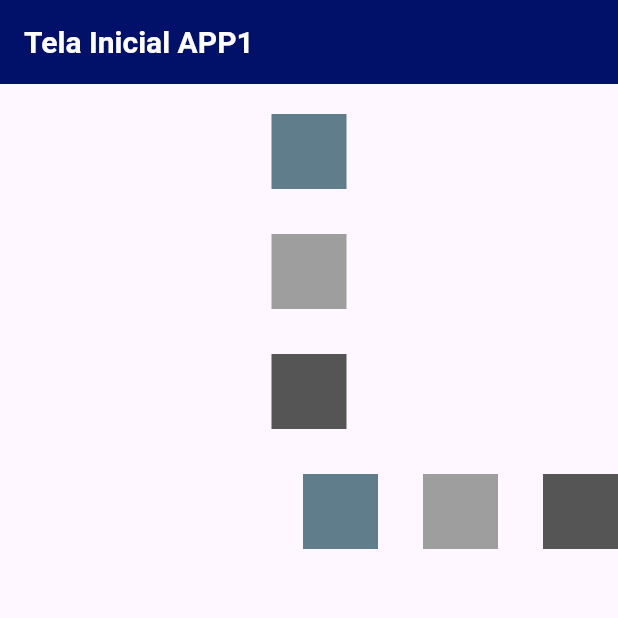
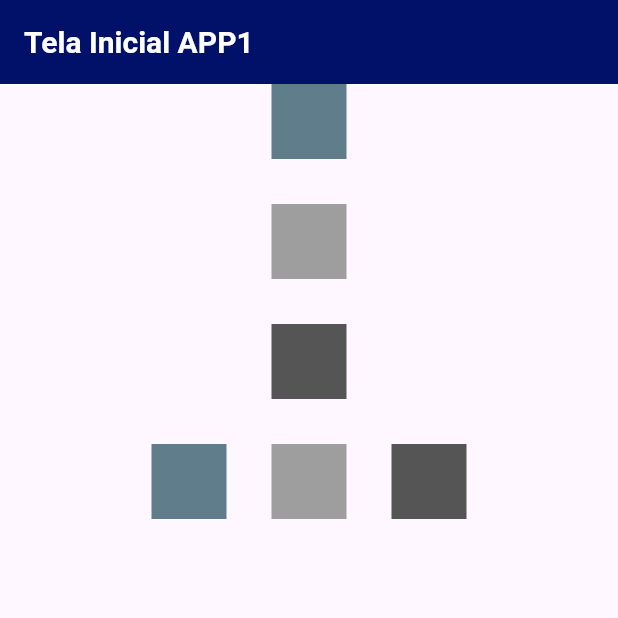
Before and after one commit to anacg05/Flutter, a Flutter app: the screen it shows after launch, on a phone screen of 412 x 824 dp, the top half of it. Run offline on Flutter 3.47's test engine with Material 3 defaults, Android fonts, the phone set to English and light mode, and no system bars; Roboto replaces fonts that are missing (Arial).

Commit message:
primeiro projeto

```diff
--- a/primeiro_projeto/lib/main.dart
+++ b/primeiro_projeto/lib/main.dart
@@ -42,7 +42,6 @@ class TelaInicial extends StatelessWidget {
               width: 50,
               height: 50,
               color: Colors.blueGrey,
-              margin: EdgeInsets.only(top: 20),
             ),
             Container(
               width: 50,
@@ -57,7 +56,7 @@ class TelaInicial extends StatelessWidget {
 
             Row(
               spacing: 30, // espaçamento entre os componentes
-              mainAxisAlignment: MainAxisAlignment.end,
+              mainAxisAlignment: MainAxisAlignment.center,
               children: [
                 Container(
                   width: 50,
```
